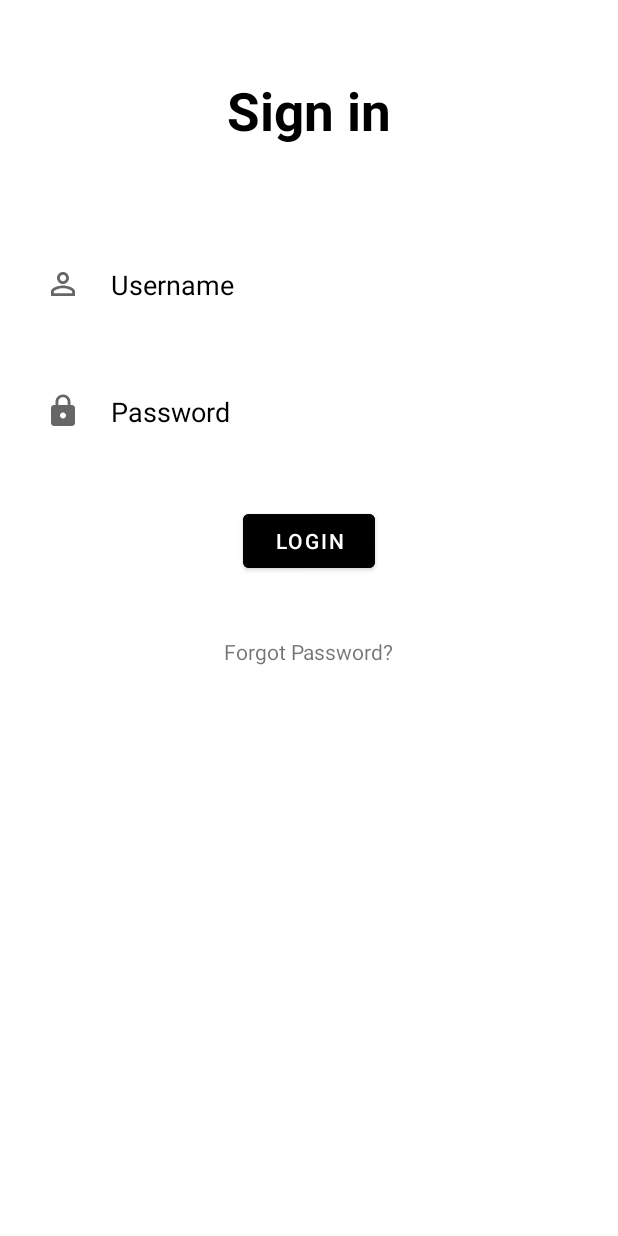
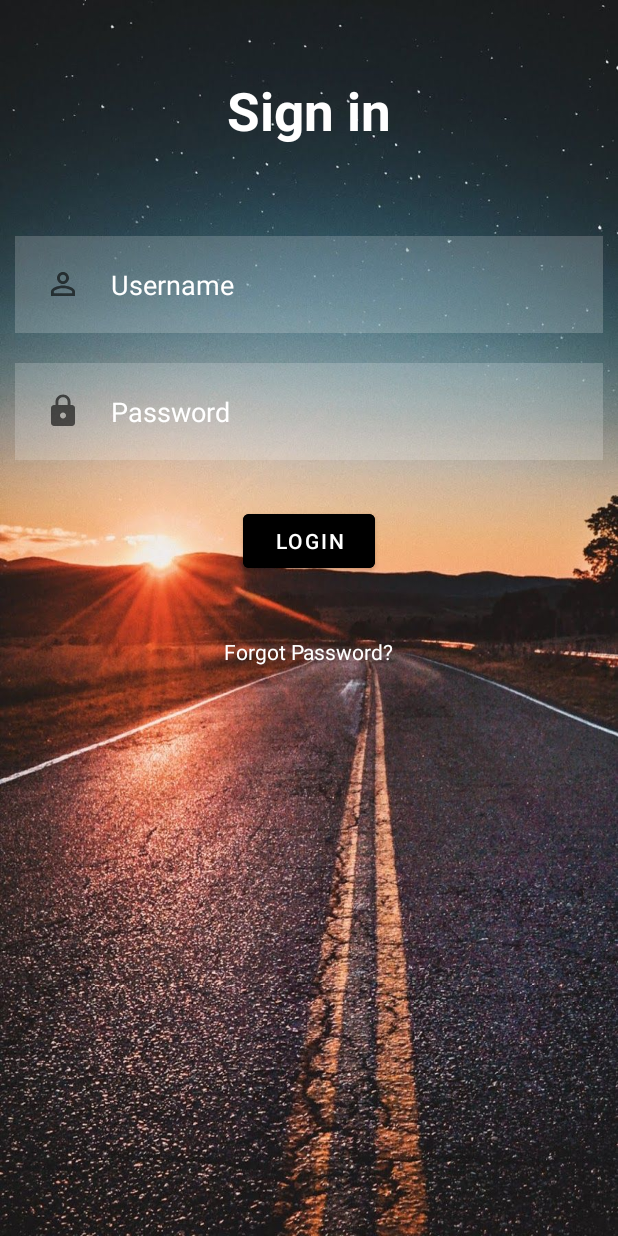
Before and after one commit to TJCud/driving-theory-app, an Android app: the screen it shows after launch (MainActivity), on a phone screen of 412 x 824 dp. Run offline under Robolectric (Android 15) with nearby library versions, the phone set to English and light mode, and no system bars.

Commit message:
Simple login page

```diff
--- a/app/src/main/res/layout/activity_main.xml
+++ b/app/src/main/res/layout/activity_main.xml
@@ -4,13 +4,14 @@
     xmlns:tools="http://schemas.android.com/tools"
     android:layout_width="match_parent"
     android:layout_height="match_parent"
-    tools:context=".MainActivity">
+    tools:context=".MainActivity"
+    android:background="@drawable/road">
 
 <TextView
     android:layout_width="match_parent"
     android:layout_height="wrap_content"
     android:text="Sign in"
-    android:textColor="@color/black"
+    android:textColor="@color/white"
     android:textSize="35dp"
     android:textStyle="bold"
     android:id="@+id/signin"
@@ -24,8 +25,8 @@
     android:layout_below="@id/signin"
     android:background="#30ffffff"
     android:hint="Username"
-    android:textColorHint="@color/black"
-    android:textColor="@color/black"
+    android:textColorHint="@color/white"
+    android:textColor="@color/white"
     android:layout_margin="10dp"
     android:padding="20dp"
     android:drawableLeft="@drawable/ic_baseline_person_outline_24"
@@ -39,8 +40,8 @@
         android:layout_below="@id/username"
         android:background="#30ffffff"
         android:hint="Password"
-        android:textColorHint="@color/black"
-        android:textColor="@color/black"
+        android:textColorHint="@color/white"
+        android:textColor="@color/white"
         android:layout_margin="10dp"
         android:padding="20dp"
         android:drawableLeft="@drawable/ic_baseline_lock_24"
@@ -63,7 +64,8 @@
         android:id="@+id/forgotpass"
         android:layout_below="@id/loginbtn"
         android:text="Forgot Password?"
-        android:backgroundTint="@color/black"
+        android:textColor="@color/white"
+        android:backgroundTint="@color/white"
         android:layout_centerHorizontal="true"
         android:layout_margin="20dp"/>
 
```
Also changed, not shown: app/src/main/res/drawable-v24/road.jpg (added).
